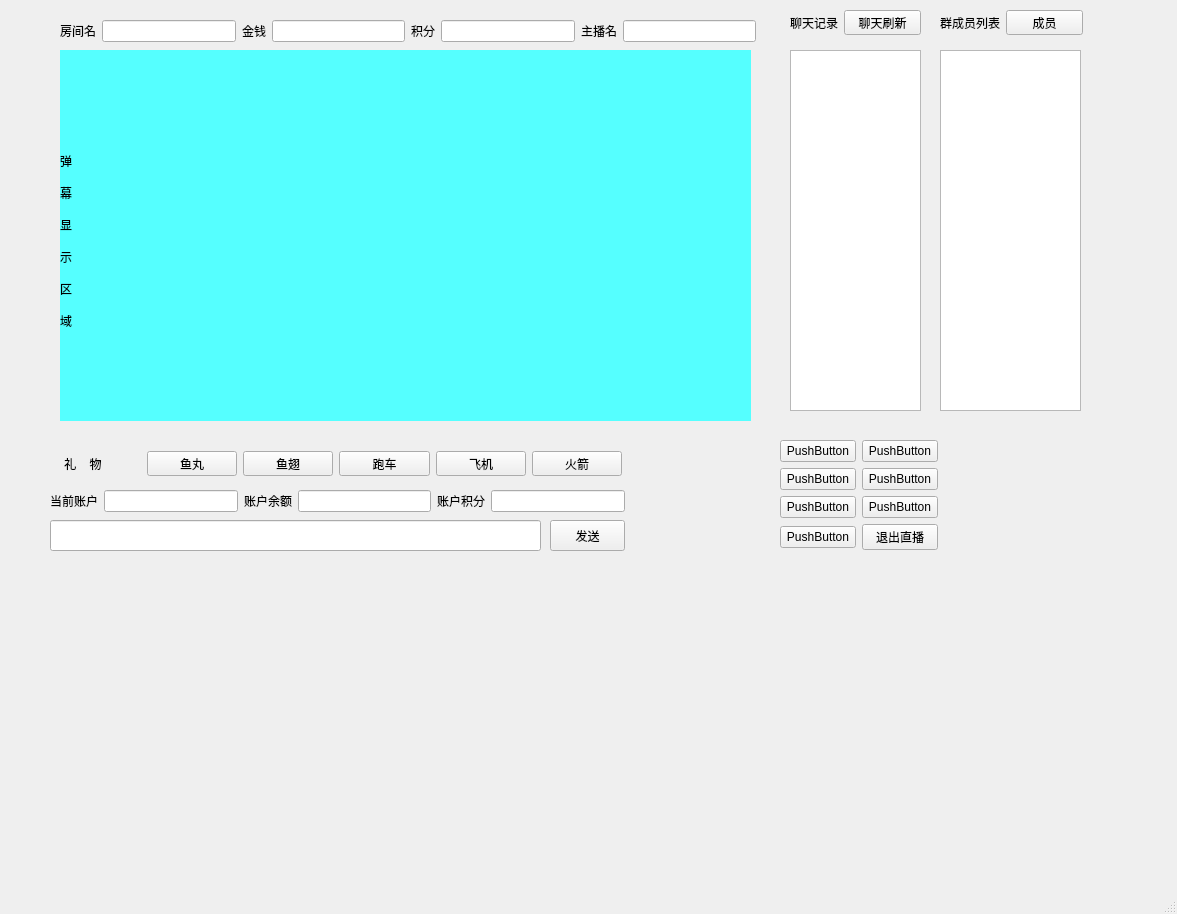
First picture: the form in TcpClient/HostRoomUi.ui, repository Vstornzw/C-S-Client, before the edit.
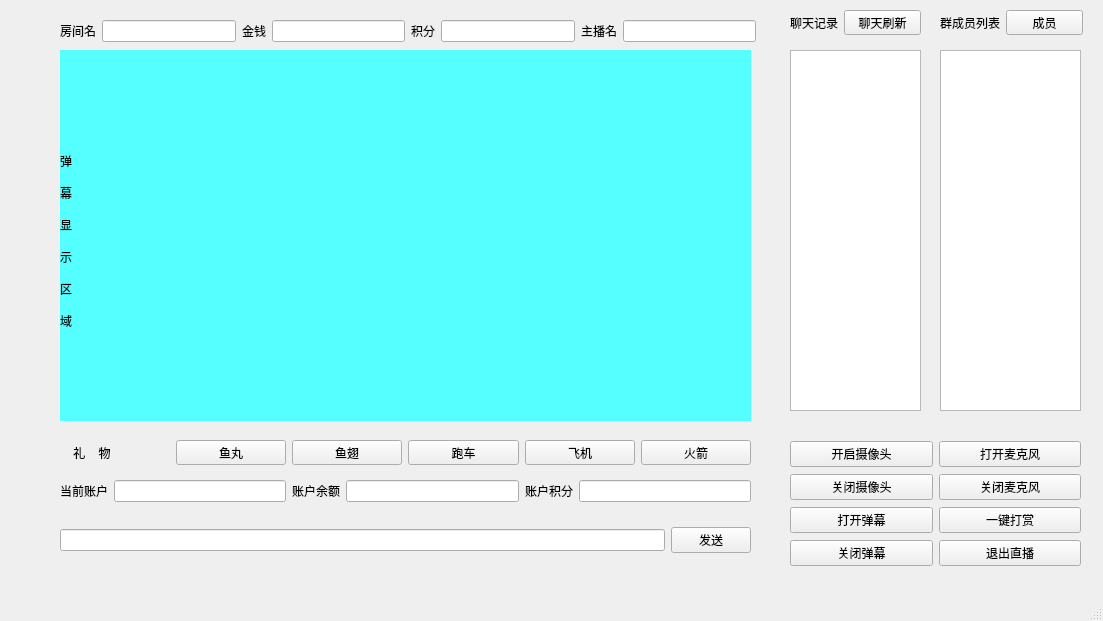
Second picture: the form after the edit.

```diff
--- a/TcpClient/HostRoomUi.ui
+++ b/TcpClient/HostRoomUi.ui
@@ -6,37 +6,14 @@
    <rect>
     <x>0</x>
     <y>0</y>
-    <width>1177</width>
-    <height>914</height>
+    <width>1103</width>
+    <height>621</height>
    </rect>
   </property>
   <property name="windowTitle">
    <string>MainWindow</string>
   </property>
   <widget class="QWidget" name="centralwidget">
-   <widget class="QLineEdit" name="le_chatsend">
-    <property name="geometry">
-     <rect>
-      <x>50</x>
-      <y>520</y>
-      <width>491</width>
-      <height>31</height>
-     </rect>
-    </property>
-   </widget>
-   <widget class="QPushButton" name="pushButton">
-    <property name="geometry">
-     <rect>
-      <x>550</x>
-      <y>520</y>
-      <width>75</width>
-      <height>31</height>
-     </rect>
-    </property>
-    <property name="text">
-     <string>发送</string>
-    </property>
-   </widget>
    <widget class="QLabel" name="lab_view">
     <property name="geometry">
      <rect>
@@ -164,9 +141,9 @@
    <widget class="QWidget" name="layoutWidget">
     <property name="geometry">
      <rect>
-      <x>50</x>
-      <y>490</y>
-      <width>575</width>
+      <x>60</x>
+      <y>480</y>
+      <width>691</width>
       <height>22</height>
      </rect>
     </property>
@@ -218,9 +195,9 @@
    <widget class="QWidget" name="layoutWidget">
     <property name="geometry">
      <rect>
-      <x>51</x>
-      <y>451</y>
-      <width>571</width>
+      <x>60</x>
+      <y>440</y>
+      <width>691</width>
       <height>25</height>
      </rect>
     </property>
@@ -321,62 +298,55 @@
      </item>
     </layout>
    </widget>
-   <widget class="QWidget" name="">
+   <widget class="QWidget" name="layoutWidget">
     <property name="geometry">
      <rect>
-      <x>780</x>
+      <x>790</x>
       <y>440</y>
-      <width>158</width>
-      <height>112</height>
+      <width>291</width>
+      <height>131</height>
      </rect>
     </property>
     <layout class="QGridLayout" name="gridLayout_6">
      <item row="0" column="0">
       <widget class="QPushButton" name="pushButton_9">
        <property name="text">
-        <string>PushButton</string>
+        <string>开启摄像头</string>
        </property>
       </widget>
      </item>
      <item row="0" column="1">
       <widget class="QPushButton" name="pushButton_10">
        <property name="text">
-        <string>PushButton</string>
+        <string>打开麦克风</string>
        </property>
       </widget>
      </item>
      <item row="1" column="0">
       <widget class="QPushButton" name="pushButton_11">
        <property name="text">
-        <string>PushButton</string>
+        <string>关闭摄像头</string>
        </property>
       </widget>
      </item>
      <item row="1" column="1">
       <widget class="QPushButton" name="pushButton_12">
        <property name="text">
-        <string>PushButton</string>
+        <string>关闭麦克风</string>
        </property>
       </widget>
      </item>
      <item row="2" column="0">
       <widget class="QPushButton" name="pushButton_13">
        <property name="text">
-        <string>PushButton</string>
+        <string>打开弹幕</string>
        </property>
       </widget>
      </item>
      <item row="2" column="1">
       <widget class="QPushButton" name="pushButton_14">
        <property name="text">
-        <string>PushButton</string>
-       </property>
-      </widget>
-     </item>
-     <item row="3" column="0">
-      <widget class="QPushButton" name="pushButton_16">
-       <property name="text">
-        <string>PushButton</string>
+        <string>一键打赏</string>
        </property>
       </widget>
      </item>
@@ -387,8 +357,39 @@
        </property>
       </widget>
      </item>
+     <item row="3" column="0">
+      <widget class="QPushButton" name="btn_barrage_off_">
+       <property name="text">
+        <string>关闭弹幕</string>
+       </property>
+      </widget>
+     </item>
     </layout>
    </widget>
+   <widget class="QWidget" name="layoutWidget">
+    <property name="geometry">
+     <rect>
+      <x>60</x>
+      <y>510</y>
+      <width>691</width>
+      <height>61</height>
+     </rect>
+    </property>
+    <layout class="QGridLayout" name="gridLayout_7">
+     <item row="0" column="0">
+      <widget class="QLineEdit" name="le_chatsend"/>
+     </item>
+     <item row="0" column="1">
+      <widget class="QPushButton" name="pushButton">
+       <property name="text">
+        <string>发送</string>
+       </property>
+      </widget>
+     </item>
+    </layout>
+   </widget>
+   <zorder>layoutWidget</zorder>
+   <zorder>layoutWidget</zorder>
    <zorder>layoutWidget</zorder>
    <zorder>layoutWidget</zorder>
    <zorder>layoutWidget</zorder>
```
Left out of the diff: 24 changed lines with no effect on the pictures.
